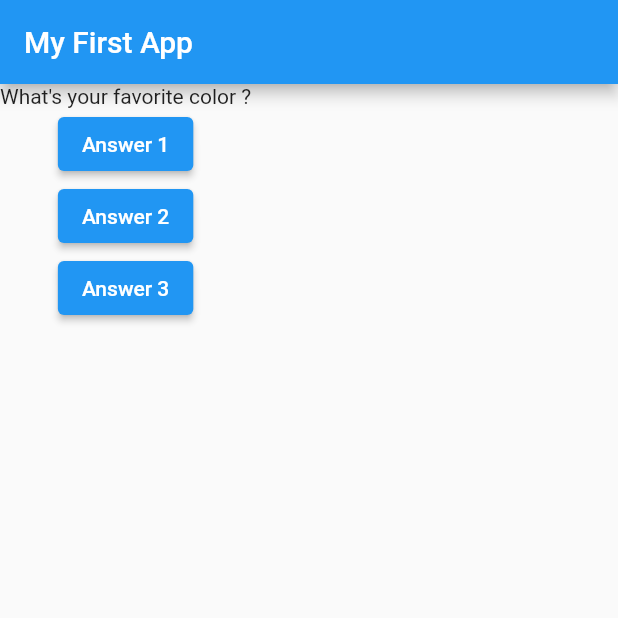
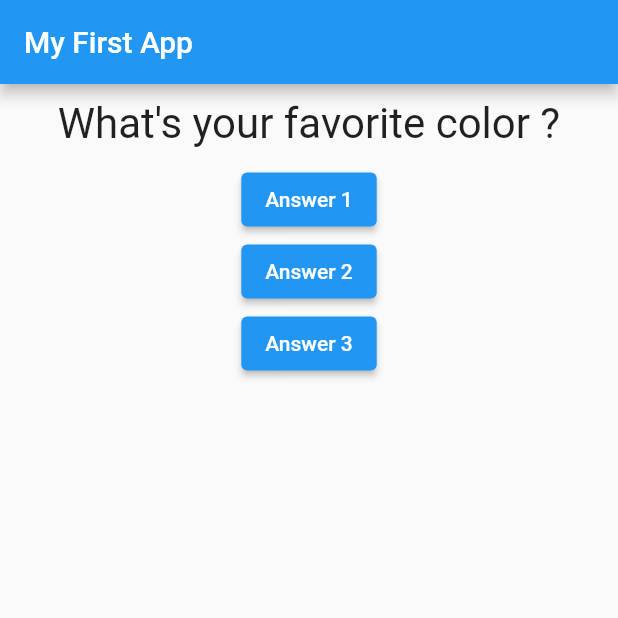
Before and after one commit to Tsenda-Djessy-Flavien/flutter_complete_guide, a Flutter app: the screen it shows after launch, on a phone screen of 412 x 824 dp, the top half of it. Run offline on Flutter 3.47's test engine with Material 2 defaults, Android fonts, the phone set to English and light mode, and no system bars.

Commit message:
First Styling & Layouting Steps

```diff
--- a/lib/question.dart
+++ b/lib/question.dart
@@ -12,6 +12,16 @@ class Question extends StatelessWidget {
 
   @override
   Widget build(BuildContext context) {
-    return Text(questionText);
+    return Container(
+      width: double.infinity,
+      margin: const EdgeInsets.all(10),
+      child: Text(
+        questionText,
+        style: const TextStyle(
+          fontSize: 28,
+        ),
+        textAlign: TextAlign.center,
+      ),
+    );
   }
 }
```
